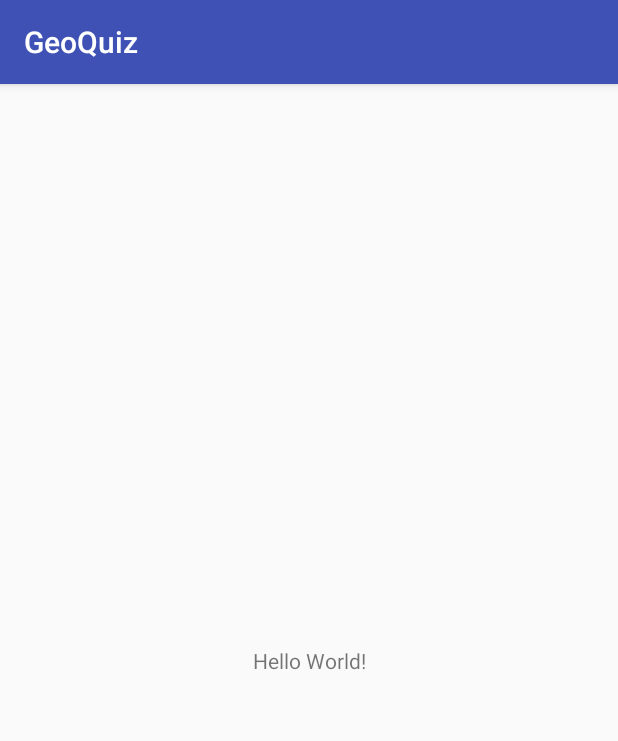
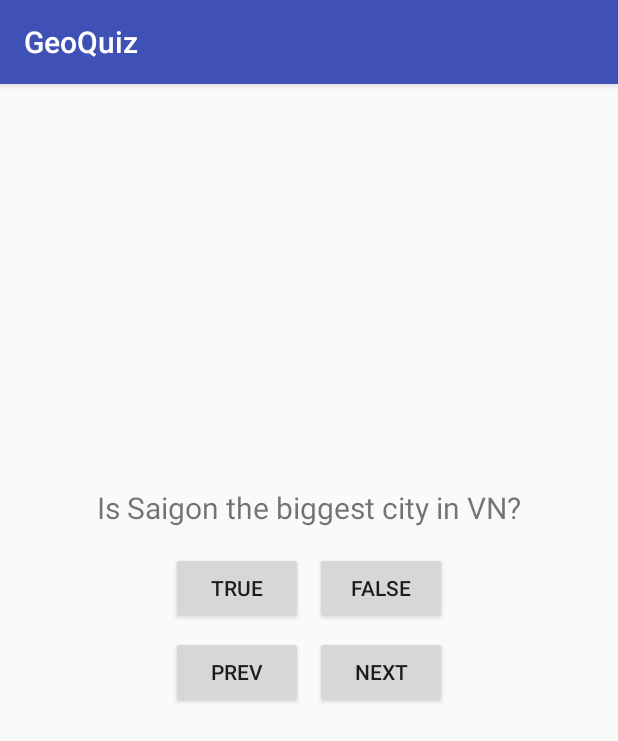
Before and after one commit to romeobidien/myGeoQuiz, an Android app: the screen it shows after launch (MainActivity), on a phone screen of 412 x 824 dp. Shown: the top 741 px of the screen. Run offline under Robolectric (Android 15) with nearby library versions, the phone set to English and light mode, and no system bars.

Commit message:
added questions and answers

```diff
--- a/app/src/main/java/com/example/cang/geoquiz/MainActivity.java
+++ b/app/src/main/java/com/example/cang/geoquiz/MainActivity.java
@@ -1,14 +1,84 @@
 package com.example.cang.geoquiz;
 
+import android.content.res.Resources;
+import android.service.carrier.CarrierService;
 import android.support.v7.app.AppCompatActivity;
 import android.os.Bundle;
+import android.view.View;
+import android.widget.Button;
+import android.widget.TextView;
+import android.widget.Toast;
 
-public class MainActivity extends AppCompatActivity {
+public class MainActivity extends AppCompatActivity implements View.OnClickListener{
+
+    Button mTrueButton, mFalseButton, mNextButton, mPrevButton;
+    TextView mTextViewQuestion;
+    String[] mQuestions;
+    boolean[] mAnswers;
+    int mCurrentIndex = 0;
 
     @Override
     protected void onCreate(Bundle savedInstanceState) {
         super.onCreate(savedInstanceState);
         setContentView(R.layout.activity_main);
 
+        mTrueButton = (Button) findViewById(R.id.button_true);
+        mTrueButton.setOnClickListener(this);
+
+        mFalseButton = (Button) findViewById(R.id.button_false);
+        mFalseButton.setOnClickListener(this);
+
+        mNextButton = (Button) findViewById(R.id.next_button);
+        mNextButton.setOnClickListener(this);
+
+        mPrevButton = (Button) findViewById(R.id.prev_button);
+        mPrevButton.setOnClickListener(this);
+
+        init();
+
+        mTextViewQuestion = (TextView) findViewById(R.id.questionView);
+        mTextViewQuestion.setText(mQuestions[mCurrentIndex]);
+    }
+
+    @Override
+    public void onClick(View v) {
+        String message;
+        switch (v.getId()) {
+            case R.id.button_true:
+                message = "True Button";
+                break;
+            case R.id.button_false:
+                message = "False Button";
+                break;
+            case R.id.prev_button:
+                message = "Prev Button";
+                break;
+            case R.id.next_button:
+                message = "Next Button";
+                break;
+            default:
+                message = "";
+        }
+
+        message = message + " clicked";
+        Toast.makeText(this, message, Toast.LENGTH_SHORT).show();
+    }
+
+    private void init() {
+        initQuestionBanks();
+
+        mCurrentIndex = 0;
+    }
+
+    private void initQuestionBanks() {
+        Resources res = getResources();
+        mQuestions = res.getStringArray(R.array.questions);
+        int[] tmp = res.getIntArray(R.array.answers);
+        int length = tmp.length;
+        mAnswers = new boolean[length];
+        for (int i = 0; i < length; i++) {
+            mAnswers[i] = tmp[i] == 1 ? true : false;
+        }
+
     }
 }
--- a/app/src/main/res/layout/activity_main.xml
+++ b/app/src/main/res/layout/activity_main.xml
@@ -5,15 +5,66 @@
         xmlns:app="http://schemas.android.com/apk/res-auto"
         android:layout_width="match_parent"
         android:layout_height="match_parent"
-        tools:context="com.example.cang.geoquiz.MainActivity">
+        tools:context="com.example.cang.geoquiz.MainActivity"
+        tools:layout_editor_absoluteY="81dp"
+        tools:layout_editor_absoluteX="0dp">
 
     <TextView
+            android:text="@string/question_text"
             android:layout_width="wrap_content"
             android:layout_height="wrap_content"
-            android:text="Hello World!"
+            android:textSize="20sp"
+            android:id="@+id/questionView"
+            app:layout_constraintVertical_bias="0.36"
+            app:layout_constraintTop_toTopOf="parent"
+            android:layout_marginTop="8dp"
             app:layout_constraintBottom_toBottomOf="parent"
+            android:layout_marginBottom="8dp"
             app:layout_constraintLeft_toLeftOf="parent"
             app:layout_constraintRight_toRightOf="parent"
-            app:layout_constraintTop_toTopOf="parent"/>
-
+            tools:layout_constraintRight_creator="1"
+            tools:layout_constraintLeft_creator="1"/>
+    <Button
+            android:text="@string/true_button"
+            android:layout_width="wrap_content"
+            android:layout_height="wrap_content"
+            android:id="@+id/button_true"
+            android:layout_marginTop="16dp"
+            app:layout_constraintTop_toBottomOf="@+id/questionView"
+            app:layout_constraintLeft_toLeftOf="parent"
+            app:layout_constraintRight_toLeftOf="@+id/button_false"
+            app:layout_constraintHorizontal_chainStyle="packed"/>
+    <Button
+            android:text="@string/false_button"
+            android:layout_width="wrap_content"
+            android:layout_height="wrap_content"
+            android:id="@+id/button_false"
+            app:layout_constraintTop_toTopOf="@+id/button_true"
+            app:layout_constraintRight_toRightOf="parent"
+            app:layout_constraintLeft_toRightOf="@+id/button_true"
+            android:layout_marginTop="0dp"
+            android:layout_marginLeft="8dp"/>
+    <Button
+            android:text="@string/previous_button"
+            android:layout_width="wrap_content"
+            android:layout_height="wrap_content"
+            android:id="@+id/prev_button"
+            android:layout_marginTop="8dp"
+            app:layout_constraintTop_toBottomOf="@+id/button_true"
+            app:layout_constraintLeft_toLeftOf="parent"
+            app:layout_constraintRight_toLeftOf="@+id/next_button"
+            app:layout_constraintHorizontal_chainStyle="packed"
+            app:layout_constraintHorizontal_bias="0.5"/>
+    <Button
+            android:text="@string/next_button"
+            android:layout_width="wrap_content"
+            android:layout_height="wrap_content"
+            android:id="@+id/next_button"
+            app:layout_constraintTop_toTopOf="@+id/prev_button"
+            app:layout_constraintRight_toRightOf="parent"
+            app:layout_constraintLeft_toRightOf="@+id/prev_button"
+            android:layout_marginLeft="8dp"
+            android:layout_marginStart="8dp"
+            android:layout_marginTop="0dp"
+            app:layout_constraintHorizontal_bias="0.5"/>
 </android.support.constraint.ConstraintLayout>
--- a/app/src/main/res/values/strings.xml
+++ b/app/src/main/res/values/strings.xml
@@ -1,3 +1,24 @@
 <resources>
     <string name="app_name">GeoQuiz</string>
+    <string name="true_button">True</string>
+    <string name="false_button">False</string>
+    <string name="previous_button">Prev</string>
+    <string name="next_button">Next</string>
+    <string name="correct_toast">Correct!</string>
+    <string name="incorrect_toast">Incorrect!</string>
+    <string name="question_text">Is Tokyo the capital of Japan?</string>
+
+    <string-array name="questions">
+        <item>Is Saigon the biggest city in VN?</item>
+        <item>Bill Gates is the richest man in the world?</item>
+        <item>There are more men than women?</item>
+
+    </string-array>
+
+    <integer-array name="answers">
+        <item>1</item>
+        <item>1</item>
+        <item>0</item>
+
+    </integer-array>
 </resources>
```
